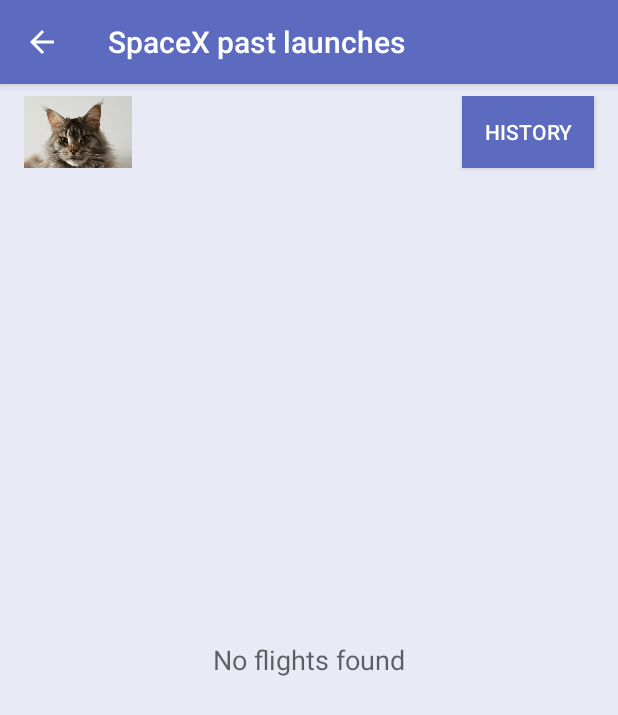
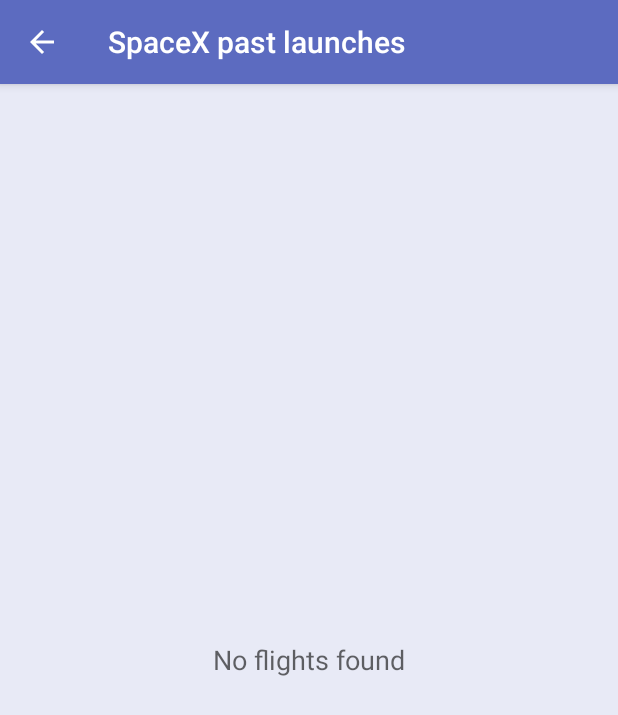
Before and after one commit to Laurencijaa/SpaceXTracker, an Android app: the History screen opened directly, with no data from a screen before it, on a phone screen of 412 x 824 dp. Shown: the top 715 px of the screen. Run offline under Robolectric (Android 15) with nearby library versions, the phone set to English and light mode, and no system bars.

Commit message:
Fixed History window, as incorrect layout was loaded before

```diff
--- a/app/src/main/java/lt/nesvat/laura/spacex/DetailsActivity.java
+++ b/app/src/main/java/lt/nesvat/laura/spacex/DetailsActivity.java
@@ -3,6 +3,7 @@
 import android.content.Intent;
 import android.support.v7.app.AppCompatActivity;
 import android.os.Bundle;
+import android.view.MenuItem;
 import android.view.View;
 import android.widget.TextView;
 
@@ -57,4 +58,8 @@
             video.setVisibility(View.VISIBLE);
         }
     }
+
 }
+
+//todo: Add back arrow
+//Todo: Details returns null if empty, fix that
--- a/app/src/main/java/lt/nesvat/laura/spacex/History.java
+++ b/app/src/main/java/lt/nesvat/laura/spacex/History.java
@@ -17,6 +17,7 @@
 
 import java.util.ArrayList;
 import java.util.List;
+import java.util.Stack;
 
 public class History extends AppCompatActivity implements LoaderManager.LoaderCallbacks<List<Flight>> {
 
@@ -26,10 +27,11 @@
     private TextView noFlightsTextView;
     private ProgressBar progressBar;
 
+
     @Override
     protected void onCreate(Bundle savedInstanceState) {
         super.onCreate(savedInstanceState);
-        setContentView(R.layout.activity_main);
+        setContentView(R.layout.activity_history);
 
         //Find TextView responsible for showing no data information
         noFlightsTextView = findViewById(R.id.empty_view);
@@ -52,7 +54,7 @@
         }
 
         //Find reference to the ListView in the layout
-        ListView listview = (ListView) findViewById(R.id.list);
+        ListView listview = (ListView) findViewById(R.id.list_history);
         //MakeSure that in case no data is available user will be informed
         listview.setEmptyView(noFlightsTextView);
 
@@ -69,17 +71,6 @@
                 Intent detailsIntent = new Intent(History.this, DetailsActivity.class);
                 detailsIntent.putExtra("FlightObject", currentFlight);
                 History.this.startActivity(detailsIntent);
-            }
-        });
-
-
-        Button historyButton = (Button) findViewById(R.id.button_history);
-        historyButton.setOnClickListener(new View.OnClickListener() {
-            @Override
-            public void onClick(View view) {
-                Intent intent = new Intent(view.getContext(), History.class);
-                view.getContext().startActivity(intent);
-
             }
         });
 
@@ -113,3 +104,5 @@
         flightAdapter.clear();
     }
 }
+
+//Todo: Sort history launches from latest to earliest
--- a/app/src/main/java/lt/nesvat/laura/spacex/MainActivity.java
+++ b/app/src/main/java/lt/nesvat/laura/spacex/MainActivity.java
@@ -17,6 +17,7 @@
 
 import java.util.ArrayList;
 import java.util.List;
+import java.util.Stack;
 
 public class MainActivity extends AppCompatActivity implements LoaderManager.LoaderCallbacks<List<Flight>> {
 
@@ -116,3 +117,8 @@
 }
 
 //Todo:Store all Strings in the String resource
+//Todo: make cat meow
+//Todo: Fix landscape mode
+//Todo: When app is inslalled it should appear on desktop
+//Todo: Make nice icon for the app
+//Todo: Make youtube link more readable
--- a/app/src/main/res/layout/activity_history.xml
+++ b/app/src/main/res/layout/activity_history.xml
@@ -1,11 +1,32 @@
 <?xml version="1.0" encoding="utf-8"?>
-<ListView xmlns:android="http://schemas.android.com/apk/res/android"
-    xmlns:tools="http://schemas.android.com/tools"
+<RelativeLayout xmlns:android="http://schemas.android.com/apk/res/android"
+xmlns:tools="http://schemas.android.com/tools"
+android:layout_width="match_parent"
+android:layout_height="match_parent"
+android:padding="@dimen/main_margin"
+android:background="@color/colorPrimaryLight">
+    <ListView
     android:id="@+id/list_history"
     android:layout_width="match_parent"
     android:layout_height="match_parent"
-    android:padding="@dimen/main_margin"
     android:orientation="vertical"
     android:background="@color/colorPrimaryLight"
-    tools:context=".History">
-</ListView>
+    tools:context=".History"/>
+
+    <!-- Empty view is only visible when the list has no items. -->
+    <TextView
+        android:id="@+id/empty_view"
+        android:layout_width="wrap_content"
+        android:layout_height="wrap_content"
+        android:layout_centerInParent="true"
+        android:textAppearance="?android:textAppearanceMedium"/>
+
+    <!-- Loading indicator is only shown before the first load -->
+    <ProgressBar
+        android:id="@+id/progress_bar"
+        style="@style/Widget.AppCompat.ProgressBar"
+        android:layout_width="wrap_content"
+        android:layout_height="wrap_content"
+        android:layout_centerInParent="true"/>
+
+</RelativeLayout>
```
